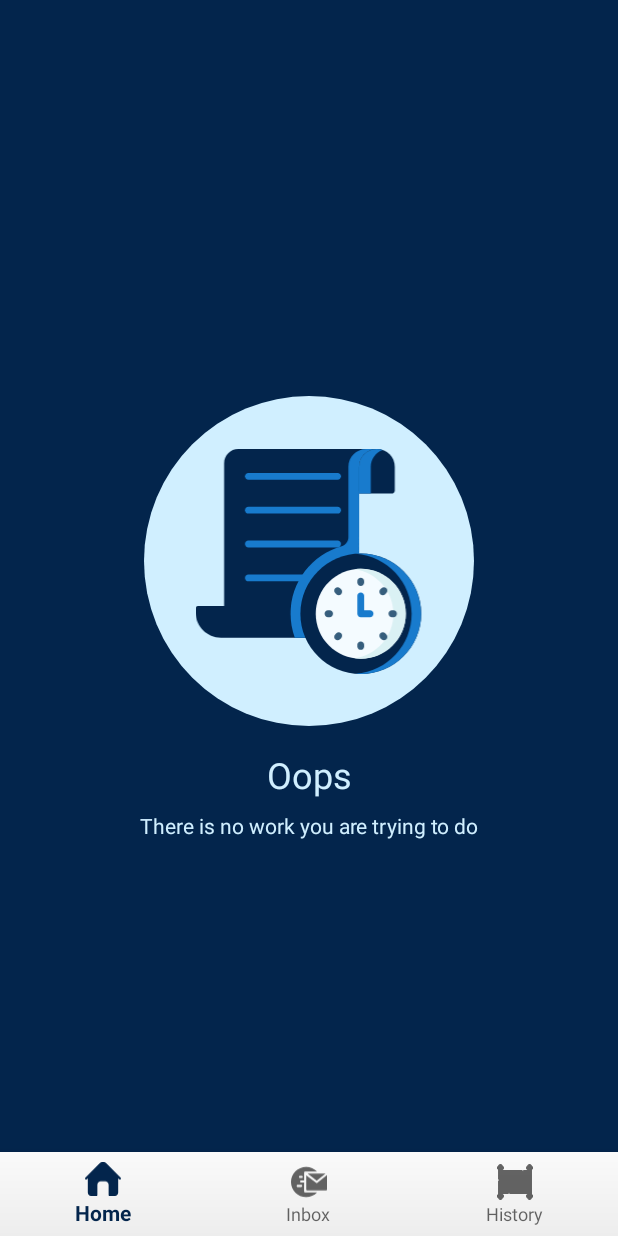
After one commit to Muvazana/Kerjo_RPLGDC, an Android app: the fragment HistoryFragment placed in its activity, on a phone screen of 412 x 824 dp. The commit adds this screen. Run offline under Robolectric (Android 15) with nearby library versions, the phone set to English and light mode, and no system bars; libraries missing offline, so code that uses them is left out: com.synnapps.carouselview; 2 statements that could not run were skipped.

Commit message:
Finishing History Fragment View

```diff
--- a/app/src/main/java/com/example/kerjo_rplgdc/activity/MainActivity.kt
+++ b/app/src/main/java/com/example/kerjo_rplgdc/activity/MainActivity.kt
@@ -4,6 +4,7 @@ import android.content.Intent
 import android.os.Bundle
 import androidx.appcompat.app.AppCompatActivity
 import com.example.kerjo_rplgdc.R
+import com.example.kerjo_rplgdc.fragment.HistoryFragment
 import com.example.kerjo_rplgdc.fragment.HomeFragment
 import kotlinx.android.synthetic.main.activity_main.*
 
@@ -17,6 +18,9 @@ class MainActivity : AppCompatActivity() {
             when (item.itemId) {
                 R.id.home -> {
                     loadHomeFragment()
+                }
+                R.id.history -> {
+                    loadHistoryFragment()
                 }
             }
             true
@@ -33,4 +37,11 @@ class MainActivity : AppCompatActivity() {
             .replace(R.id.container_layout, HomeFragment(), HomeFragment::class.java.simpleName)
             .commit()
     }
+
+    private fun loadHistoryFragment() {
+        supportFragmentManager
+            .beginTransaction()
+            .replace(R.id.container_layout, HistoryFragment(), HistoryFragment::class.java.simpleName)
+            .commit()
+    }
 }
--- /dev/null
+++ b/app/src/main/java/com/example/kerjo_rplgdc/fragment/HistoryFragment.kt
@@ -0,0 +1,24 @@
+package com.example.kerjo_rplgdc.fragment
+
+import android.os.Bundle
+import androidx.fragment.app.Fragment
+import android.view.LayoutInflater
+import android.view.View
+import android.view.ViewGroup
+
+import com.example.kerjo_rplgdc.R
+
+/**
+ * A simple [Fragment] subclass.
+ */
+class HistoryFragment : Fragment() {
+
+    override fun onCreateView(
+        inflater: LayoutInflater, container: ViewGroup?,
+        savedInstanceState: Bundle?
+    ): View? {
+        // Inflate the layout for this fragment
+        return inflater.inflate(R.layout.fragment_history, container, false)
+    }
+
+}
--- a/app/src/main/java/com/example/kerjo_rplgdc/fragment/HomeFragment.kt
+++ b/app/src/main/java/com/example/kerjo_rplgdc/fragment/HomeFragment.kt
@@ -29,9 +29,9 @@ class HomeFragment : Fragment() {
     override fun onViewCreated(view: View, savedInstanceState: Bundle?) {
         super.onViewCreated(view, savedInstanceState)
 
+        carouselView.setImageListener(imageListener)
+
         carouselView.pageCount = images.size
-
-        carouselView.setImageListener(imageListener)
     }
 
     val imageListener = ImageListener { position, imageView -> imageView?.setImageResource(images[position]) }
--- /dev/null
+++ b/app/src/main/res/drawable/bluelight_circle.xml
@@ -0,0 +1,7 @@
+<?xml version="1.0" encoding="utf-8"?>
+<shape xmlns:android="http://schemas.android.com/apk/res/android"
+    android:shape="oval">
+
+    <solid android:color="@color/colorMainMenu" />
+
+</shape>
--- /dev/null
+++ b/app/src/main/res/drawable/ic_no_history.xml
@@ -0,0 +1,75 @@
+<vector xmlns:android="http://schemas.android.com/apk/res/android"
+    android:width="171dp"
+    android:height="170dp"
+    android:viewportWidth="171"
+    android:viewportHeight="170">
+  <path
+      android:pathData="M123.31,13.436C123.31,6.015 129.326,0 136.746,0H32.167C26.266,0 21.482,4.784 21.482,10.685V132.356H123.31V33.715V26.872V13.436H123.31Z"
+      android:fillColor="#03254C"/>
+  <path
+      android:pathData="M128.634,0C121.214,0 115.199,6.015 115.199,13.436V66.717C115.199,69.852 113.14,72.641 110.123,73.492C87.873,79.765 71.565,100.21 71.565,124.467C71.565,130.844 72.692,136.958 74.758,142.62H115.199H123.31V71.521V33.715V13.436C123.31,6.015 129.326,0 136.746,0H128.634Z"
+      android:fillColor="#187BCD"/>
+  <path
+      android:pathData="M107.071,23.173H39.757C38.34,23.173 37.191,22.024 37.191,20.607C37.191,19.189 38.339,18.04 39.757,18.04H107.071C108.489,18.04 109.638,19.189 109.638,20.607C109.638,22.024 108.489,23.173 107.071,23.173Z"
+      android:fillColor="#187BCD"/>
+  <path
+      android:pathData="M107.071,48.763H39.757C38.34,48.763 37.191,47.614 37.191,46.197C37.191,44.779 38.339,43.63 39.757,43.63H107.071C108.489,43.63 109.638,44.779 109.638,46.197C109.638,47.614 108.489,48.763 107.071,48.763Z"
+      android:fillColor="#187BCD"/>
+  <path
+      android:pathData="M107.071,74.354H39.757C38.34,74.354 37.191,73.205 37.191,71.787C37.191,70.37 38.339,69.221 39.757,69.221H107.071C108.489,69.221 109.638,70.37 109.638,71.787C109.638,73.205 108.489,74.354 107.071,74.354Z"
+      android:fillColor="#187BCD"/>
+  <path
+      android:pathData="M107.071,99.944H39.757C38.34,99.944 37.191,98.796 37.191,97.378C37.191,95.96 38.339,94.811 39.757,94.811H107.071C108.489,94.811 109.638,95.96 109.638,97.378C109.638,98.796 108.489,99.944 107.071,99.944Z"
+      android:fillColor="#187BCD"/>
+  <path
+      android:pathData="M111.035,142.621H18.996C8.505,142.621 0,134.116 0,123.625V120.261C0,119.372 0.721,118.651 1.61,118.651H111.035V142.621Z"
+      android:fillColor="#03254C"/>
+  <path
+      android:pathData="M71.565,124.468C71.565,130.845 72.692,136.958 74.758,142.621H111.035V118.65H71.884C71.675,120.561 71.565,122.502 71.565,124.468Z"
+      android:fillColor="#187BCD"/>
+  <path
+      android:pathData="M124.527,170C149.674,170 170.059,149.614 170.059,124.468C170.059,99.321 149.674,78.935 124.527,78.935C99.38,78.935 78.994,99.321 78.994,124.468C78.994,149.614 99.38,170 124.527,170Z"
+      android:fillColor="#03254C"/>
+  <path
+      android:pathData="M124.527,78.935C123.319,78.935 122.124,78.983 120.94,79.075C144.41,80.904 162.886,100.528 162.886,124.468C162.886,148.407 144.41,168.031 120.94,169.86C122.124,169.952 123.319,170 124.527,170C149.673,170 170.059,149.614 170.059,124.468C170.059,99.321 149.673,78.935 124.527,78.935Z"
+      android:fillColor="#187BCD"/>
+  <path
+      android:pathData="M124.527,158.43C143.284,158.43 158.489,143.224 158.489,124.468C158.489,105.711 143.284,90.506 124.527,90.506C105.77,90.506 90.565,105.711 90.565,124.468C90.565,143.224 105.77,158.43 124.527,158.43Z"
+      android:fillColor="#F4FBFF"/>
+  <path
+      android:pathData="M124.527,90.506C122.953,90.506 121.405,90.615 119.888,90.822C136.451,93.084 149.212,107.284 149.212,124.468C149.212,141.651 136.45,155.851 119.888,158.113C121.405,158.32 122.953,158.43 124.527,158.43C143.283,158.43 158.489,143.224 158.489,124.467C158.489,105.711 143.283,90.506 124.527,90.506Z"
+      android:fillColor="#DAF1F4"/>
+  <path
+      android:pathData="M124.527,103.524C123.109,103.524 121.96,102.375 121.96,100.957V99.782C121.96,98.364 123.109,97.215 124.527,97.215C125.944,97.215 127.093,98.364 127.093,99.782V100.957C127.093,102.375 125.945,103.524 124.527,103.524Z"
+      android:fillColor="#365E7D"/>
+  <path
+      android:pathData="M141.151,110.41C140.494,110.41 139.837,110.159 139.336,109.657C138.334,108.655 138.334,107.03 139.337,106.028L140.168,105.197C141.17,104.196 142.795,104.196 143.797,105.198C144.799,106.201 144.798,107.826 143.796,108.828L142.965,109.658C142.464,110.159 141.808,110.41 141.151,110.41Z"
+      android:fillColor="#365E7D"/>
+  <path
+      android:pathData="M149.212,127.034H148.037C146.619,127.034 145.47,125.885 145.47,124.467C145.47,123.05 146.619,121.901 148.037,121.901H149.212C150.63,121.901 151.779,123.05 151.779,124.467C151.779,125.885 150.63,127.034 149.212,127.034Z"
+      android:fillColor="#365E7D"/>
+  <path
+      android:pathData="M101.016,127.034H99.841C98.423,127.034 97.274,125.885 97.274,124.467C97.274,123.05 98.423,121.901 99.841,121.901H101.016C102.434,121.901 103.583,123.05 103.583,124.467C103.583,125.885 102.434,127.034 101.016,127.034Z"
+      android:fillColor="#365E7D"/>
+  <path
+      android:pathData="M141.982,144.489C141.326,144.489 140.669,144.239 140.168,143.738L139.337,142.907C138.334,141.905 138.334,140.28 139.336,139.278C140.338,138.275 141.962,138.275 142.965,139.277L143.796,140.108C144.798,141.11 144.799,142.735 143.797,143.737C143.296,144.239 142.639,144.489 141.982,144.489Z"
+      android:fillColor="#365E7D"/>
+  <path
+      android:pathData="M124.527,151.72C123.109,151.72 121.96,150.571 121.96,149.153V147.978C121.96,146.56 123.109,145.411 124.527,145.411C125.944,145.411 127.093,146.56 127.093,147.978V149.153C127.093,150.571 125.945,151.72 124.527,151.72Z"
+      android:fillColor="#365E7D"/>
+  <path
+      android:pathData="M107.072,144.489C106.415,144.489 105.759,144.239 105.257,143.738C104.255,142.735 104.255,141.111 105.257,140.108L106.088,139.277C107.091,138.276 108.715,138.276 109.717,139.277C110.72,140.28 110.72,141.905 109.717,142.907L108.886,143.738C108.385,144.239 107.728,144.489 107.072,144.489Z"
+      android:fillColor="#365E7D"/>
+  <path
+      android:pathData="M107.903,110.41C107.246,110.41 106.589,110.159 106.088,109.658L105.257,108.827C104.255,107.825 104.255,106.2 105.257,105.198C106.26,104.196 107.884,104.196 108.886,105.198L109.717,106.029C110.72,107.031 110.72,108.656 109.717,109.658C109.217,110.159 108.559,110.41 107.903,110.41Z"
+      android:fillColor="#365E7D"/>
+  <path
+      android:pathData="M131.522,127.034H124.527C123.109,127.034 121.96,125.885 121.96,124.467V110.923C121.96,109.505 123.109,108.356 124.527,108.356C125.944,108.356 127.093,109.505 127.093,110.923V121.901H131.522C132.939,121.901 134.088,123.05 134.088,124.467C134.088,125.885 132.939,127.034 131.522,127.034Z"
+      android:fillColor="#187BCD"/>
+  <path
+      android:pathData="M147.79,33.715H123.31V13.436C123.31,6.015 129.326,0 136.746,0C144.167,0 150.182,6.015 150.182,13.436V31.323C150.182,32.644 149.111,33.715 147.79,33.715Z"
+      android:fillColor="#03254C"/>
+  <path
+      android:pathData="M141.123,0.733C139.75,0.26 138.279,0 136.746,0C129.326,0 123.31,6.015 123.31,13.436V33.715H132.064V13.436C132.064,7.548 135.852,2.549 141.123,0.733Z"
+      android:fillColor="#187BCD"/>
+</vector>
--- /dev/null
+++ b/app/src/main/res/layout/fragment_history.xml
@@ -0,0 +1,60 @@
+<?xml version="1.0" encoding="utf-8"?>
+<LinearLayout xmlns:android="http://schemas.android.com/apk/res/android"
+    xmlns:app="http://schemas.android.com/apk/res-auto"
+    xmlns:tools="http://schemas.android.com/tools"
+    android:layout_width="match_parent"
+    android:layout_height="match_parent"
+    android:background="@color/colorPrimary"
+    tools:context=".fragment.HistoryFragment">
+
+    <androidx.constraintlayout.widget.ConstraintLayout
+        android:layout_width="match_parent"
+        android:layout_height="wrap_content"
+        android:layout_gravity="center_horizontal|center_vertical|center">
+        <View
+            android:id="@+id/blue_bg"
+            android:layout_width="220dp"
+            android:layout_height="220dp"
+            android:background="@drawable/bluelight_circle"
+            app:layout_constraintBottom_toTopOf="@id/title"
+            app:layout_constraintEnd_toEndOf="parent"
+            app:layout_constraintStart_toStartOf="parent"
+            app:layout_constraintTop_toTopOf="parent" />
+
+        <ImageView
+            android:layout_width="220dp"
+            android:layout_height="150dp"
+            android:src="@drawable/ic_no_history"
+            app:layout_constraintBottom_toBottomOf="@id/blue_bg"
+            app:layout_constraintEnd_toEndOf="@id/blue_bg"
+            app:layout_constraintStart_toStartOf="@id/blue_bg"
+            app:layout_constraintTop_toTopOf="@id/blue_bg" />
+
+        <TextView
+            android:id="@+id/title"
+            android:layout_width="wrap_content"
+            android:layout_height="wrap_content"
+            android:layout_marginTop="@dimen/activity_vertical_margin"
+            android:text="Oops"
+            android:textColor="@color/colorMainMenu"
+            android:textSize="24sp"
+            app:layout_constraintEnd_toEndOf="@id/blue_bg"
+            app:layout_constraintStart_toStartOf="@id/blue_bg"
+            app:layout_constraintTop_toBottomOf="@id/blue_bg"
+            app:layout_constraintBottom_toTopOf="@id/description"/>
+
+        <TextView
+            android:id="@+id/description"
+            android:layout_width="wrap_content"
+            android:layout_height="wrap_content"
+            android:layout_marginTop="8dp"
+            android:text="There is no work you are trying to do"
+            android:textColor="@color/colorMainMenu"
+            android:textSize="14sp"
+            app:layout_constraintEnd_toEndOf="parent"
+            app:layout_constraintStart_toStartOf="parent"
+            app:layout_constraintTop_toBottomOf="@id/title"/>
+    </androidx.constraintlayout.widget.ConstraintLayout>
+
+
+</LinearLayout>
```
